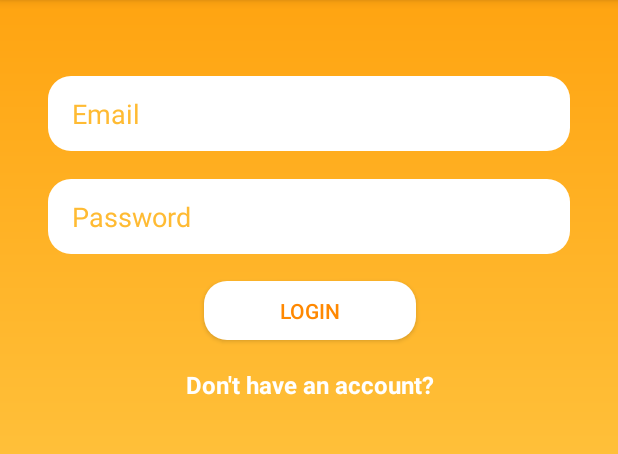
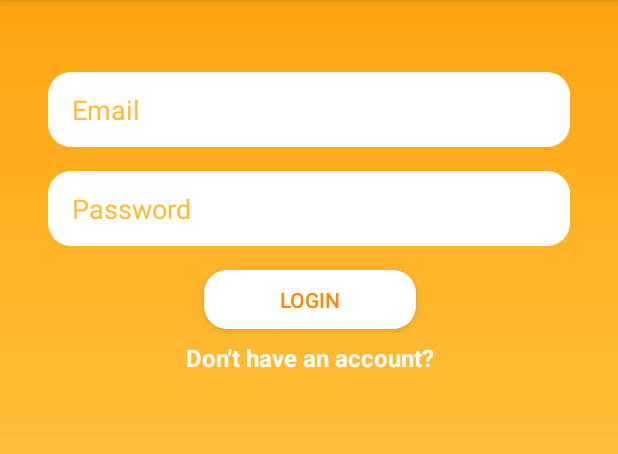
Before and after one commit to hkhaisty/Mobile_Software_Dev, an Android app: the LoginActivity screen opened directly, with no data from a screen before it, on a phone screen of 412 x 824 dp, the part 84-538 px from its top. Run offline under Robolectric (Android 15) with nearby library versions, the phone set to English and light mode, and no system bars; our stand-ins replace Firebase (no records; nobody signed in at launch, a user with empty details on screens opened directly).

Commit message:
pushing good version

```diff
--- a/InstantMessengerTesting/app/src/main/res/layout/activity_login.xml
+++ b/InstantMessengerTesting/app/src/main/res/layout/activity_login.xml
@@ -56,6 +56,6 @@
             android:textStyle="bold" android:textSize="16sp" android:layout_marginTop="8dp"
             app:layout_constraintTop_toBottomOf="@+id/loginLogin_button"
             app:layout_constraintStart_toStartOf="@+id/loginLogin_button"
-            app:layout_constraintEnd_toEndOf="@+id/loginLogin_button" android:layout_marginBottom="498dp"
-            app:layout_constraintBottom_toBottomOf="parent"/>
+            app:layout_constraintEnd_toEndOf="@+id/loginLogin_button"
+    />
 </android.support.constraint.ConstraintLayout>
```
